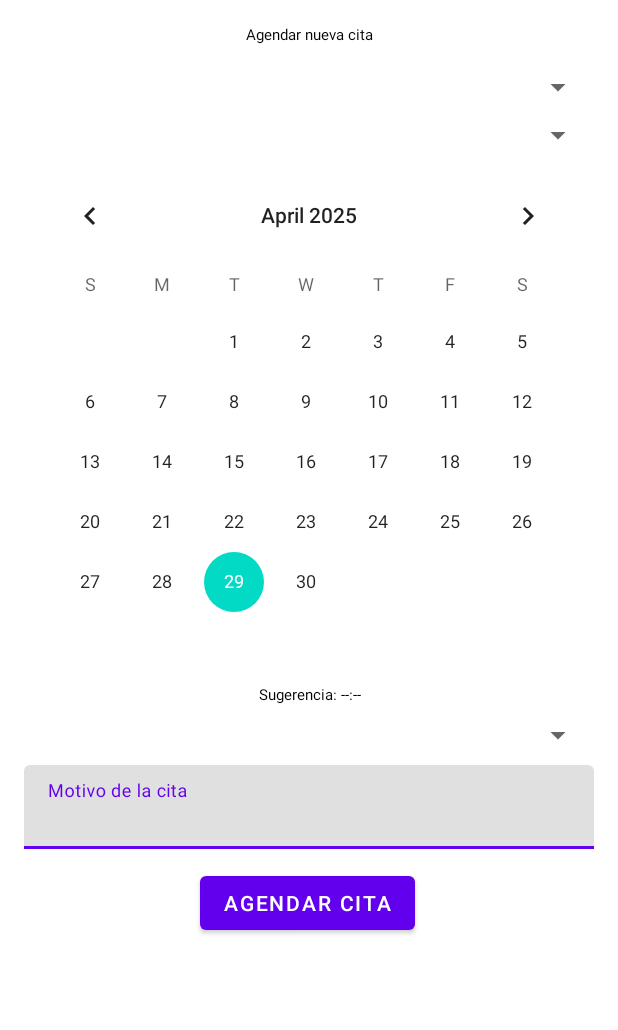
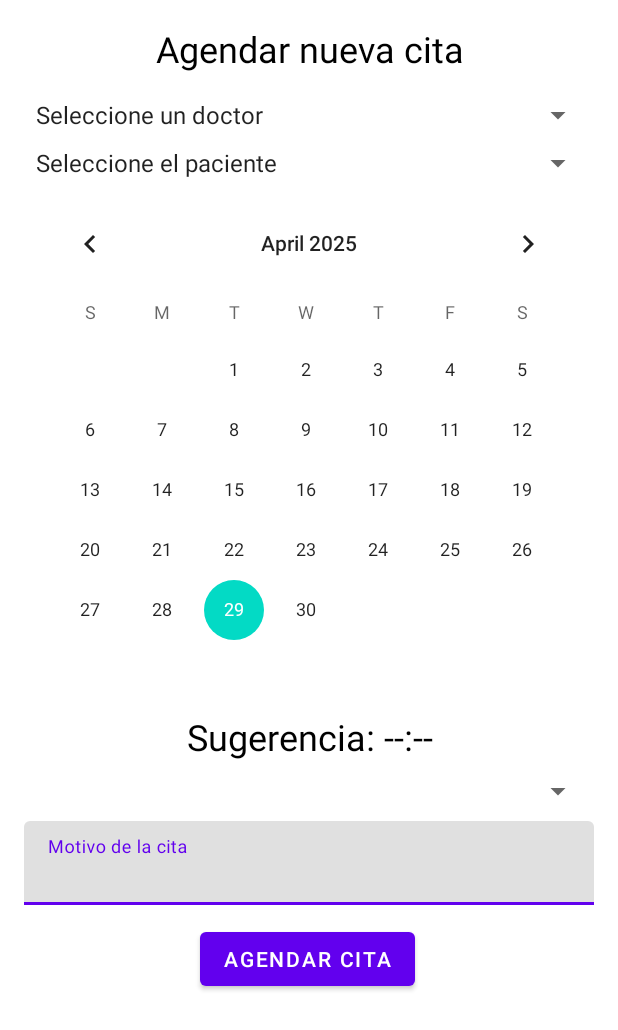
Before and after one commit to IsaiSerAc/ProjectFinalMovilApplication, an Android app: the AgendaCitaRecep screen opened directly, with no data from a screen before it, on a phone screen of 412 x 824 dp. Shown: the top 1030 px of the screen. Run offline under Robolectric (Android 15) with nearby library versions, the phone set to English and light mode, and no system bars; our stand-ins replace Firebase (no records; nobody signed in at launch, a user with empty details on screens opened directly).

Commit message:
App lista

```diff
--- a/app/src/main/java/com/example/myapplication/AgendaCitaRecep.kt
+++ b/app/src/main/java/com/example/myapplication/AgendaCitaRecep.kt
@@ -71,15 +71,26 @@ class AgendaCitaRecep : AppCompatActivity() {
                     val name = doc.getString("nombre") ?: continue
                     doctors.add(Pair(id, name))
                 }
-                val adapter = ArrayAdapter(this, android.R.layout.simple_spinner_item, doctors.map { it.second })
+
+                val doctorNames = mutableListOf("Seleccione un doctor") // ← aquí agregas el "hint"
+                doctorNames.addAll(doctors.map { it.second })
+
+                val adapter = ArrayAdapter(this, android.R.layout.simple_spinner_item, doctorNames)
+                adapter.setDropDownViewResource(android.R.layout.simple_spinner_dropdown_item)
                 spinnerDoctor.adapter = adapter
                 spinnerDoctor.setSelection(0)
+
                 spinnerDoctor.setOnItemSelectedListener { position ->
-                    selectedDoctorId = doctors[position].first
-                    suggestHour()
+                    if (position == 0) {
+                        selectedDoctorId = ""  // ← no hay doctor seleccionado todavía
+                    } else {
+                        selectedDoctorId = doctors[position - 1].first
+                        suggestHour()
+                    }
                 }
             }
     }
+
 
     private fun loadPatients() {
         firestore.collection("Usuarios")
@@ -92,30 +103,40 @@ class AgendaCitaRecep : AppCompatActivity() {
                     val name = doc.getString("nombre") ?: "Paciente sin nombre"
                     patients.add(Pair(id, name))
                 }
+
                 if (patients.isEmpty()) {
                     Toast.makeText(this, "No hay pacientes registrados", Toast.LENGTH_SHORT).show()
                 }
+
+                val patientNames = mutableListOf("Seleccione el paciente") // ← hint agregado
+                patientNames.addAll(patients.map { it.second })
+
                 val adapter = ArrayAdapter(
                     this,
                     android.R.layout.simple_spinner_item,
-                    patients.map { it.second }
+                    patientNames
                 )
                 adapter.setDropDownViewResource(android.R.layout.simple_spinner_dropdown_item)
                 spinnerPatient.adapter = adapter
 
                 if (patients.isNotEmpty()) {
-                    spinnerPatient.setSelection(0)
-                    selectedPatientId = patients[0].first
+                    spinnerPatient.setSelection(0) // ← ahora selecciona el hint
+                    selectedPatientId = "" // ← porque no ha seleccionado un paciente todavía
                 }
 
                 spinnerPatient.setOnItemSelectedListener { position ->
-                    selectedPatientId = patients[position].first
+                    if (position == 0) {
+                        selectedPatientId = "" // ← hint seleccionado, no paciente real
+                    } else {
+                        selectedPatientId = patients[position - 1].first
+                    }
                 }
             }
             .addOnFailureListener {
                 Toast.makeText(this, "Error al cargar pacientes", Toast.LENGTH_SHORT).show()
             }
     }
+
 
     private fun suggestHour() {
         if (selectedDoctorId == null) return
--- a/app/src/main/java/com/example/myapplication/CheckDate.kt
+++ b/app/src/main/java/com/example/myapplication/CheckDate.kt
@@ -21,9 +21,6 @@ class CheckDate : AppCompatActivity() {
         super.onCreate(savedInstanceState)
         supportActionBar?.hide()
         setContentView(R.layout.activity_check_date)
-
-        // Toolbar con botón atrás
-        supportActionBar?.setDisplayHomeAsUpEnabled(true)
 
         rvCitas = findViewById(R.id.rvCitas)
         rvCitas.layoutManager = LinearLayoutManager(this)
--- a/app/src/main/java/com/example/myapplication/RecetaAdapter.kt
+++ b/app/src/main/java/com/example/myapplication/RecetaAdapter.kt
@@ -27,7 +27,7 @@ class RecetasAdapter(private val items: List<Receta>) :
     override fun onBindViewHolder(holder: RecetaViewHolder, position: Int) {
         val r = items[position]
         holder.tvFecha.text           = r.fecha
-        holder.tvDoctor.text          = "Dr. ${r.idDoctor}"
+        holder.tvDoctor.text          = "Dr. ${r.nombreDoctor}"
         holder.tvDiagnostico.text     = "Diagnóstico: ${r.diagnostico}"
         holder.tvMedicamentos.text    = "Medicamentos: ${r.medicamentos.joinToString(", ")}"
         holder.tvRecomendaciones.text = "Recomendaciones: ${r.recomendaciones}"
--- a/app/src/main/java/com/example/myapplication/RegistroActivity.kt
+++ b/app/src/main/java/com/example/myapplication/RegistroActivity.kt
@@ -20,7 +20,7 @@ class RegistroActivity : AppCompatActivity() {
     private lateinit var tvVolverLogin: TextView
 
     // Roles disponibles para el usuario
-    private val roles = arrayOf("paciente", "doctor", "recepcionista")
+    private val roles = arrayOf("Selecciona tu rol", "paciente", "doctor", "recepcionista")
 
     override fun onCreate(savedInstanceState: Bundle?) {
         super.onCreate(savedInstanceState)
@@ -49,8 +49,8 @@ class RegistroActivity : AppCompatActivity() {
             val password = etPassword.text.toString().trim()
             val rol = spinnerRol.selectedItem.toString()
 
-            if (nombre.isEmpty() || email.isEmpty() || password.isEmpty()) {
-                Toast.makeText(this, "Completa todos los campos", Toast.LENGTH_SHORT).show()
+            if (nombre.isEmpty() || email.isEmpty() || password.isEmpty() || rol == "Selecciona tu rol") {
+                Toast.makeText(this, "Completa todos los campos y selecciona un rol válido", Toast.LENGTH_SHORT).show()
                 return@setOnClickListener
             }
 
--- a/app/src/main/java/com/example/myapplication/SeeRecipePacient.kt
+++ b/app/src/main/java/com/example/myapplication/SeeRecipePacient.kt
@@ -21,8 +21,6 @@ class SeeRecipePacient : AppCompatActivity() {
 
         setContentView(R.layout.activity_see_recipe_pacient)
 
-        // Toolbar con back
-        supportActionBar?.setDisplayHomeAsUpEnabled(true)
 
         rvRecetas = findViewById(R.id.rvRecetas)
         rvRecetas.layoutManager = LinearLayoutManager(this)
@@ -38,7 +36,6 @@ class SeeRecipePacient : AppCompatActivity() {
             return
         }
 
-        // Cargar recetas del paciente
         firestore.collection("Recetas")
             .whereEqualTo("idPaciente", uid)
             .get()
@@ -53,6 +50,7 @@ class SeeRecipePacient : AppCompatActivity() {
             .addOnFailureListener { e ->
                 Toast.makeText(this, "Error al cargar recetas: ${e.message}", Toast.LENGTH_SHORT).show()
             }
+
     }
 
     override fun onSupportNavigateUp(): Boolean {
--- a/app/src/main/res/layout/activity_agenda_cita_recep.xml
+++ b/app/src/main/res/layout/activity_agenda_cita_recep.xml
@@ -17,9 +17,10 @@
             android:text="Agendar nueva cita"
             android:textAlignment="center"
             android:textAppearance="?attr/textAppearanceHeadlineSmall"
-            app:layout_constraintTop_toTopOf="parent"
+            android:textSize="24sp"
+            app:layout_constraintEnd_toEndOf="parent"
             app:layout_constraintStart_toStartOf="parent"
-            app:layout_constraintEnd_toEndOf="parent" />
+            app:layout_constraintTop_toTopOf="parent" />
 
         <!-- Spinner Doctores -->
         <Spinner
@@ -56,13 +57,14 @@
             android:id="@+id/tvRecommendation"
             android:layout_width="0dp"
             android:layout_height="wrap_content"
+            android:layout_marginTop="8dp"
             android:text="Sugerencia: --:--"
             android:textAlignment="center"
             android:textAppearance="?attr/textAppearanceBodyMedium"
-            android:layout_marginTop="8dp"
-            app:layout_constraintTop_toBottomOf="@id/calendarView"
+            android:textSize="24sp"
+            app:layout_constraintEnd_toEndOf="parent"
             app:layout_constraintStart_toStartOf="parent"
-            app:layout_constraintEnd_toEndOf="parent" />
+            app:layout_constraintTop_toBottomOf="@id/calendarView" />
 
         <!-- Spinner de Horarios -->
         <Spinner
```
Also changed, not shown: app/src/main/java/com/example/myapplication/BookDatePacient.kt (+28 -7 lines), app/src/main/java/com/example/myapplication/RecepcionistaMain.kt (+11 -3 lines), app/src/main/res/layout/activity_add_appointment.xml (+18 -9 lines), app/src/main/res/layout/activity_atender_cita.xml (+19 -16 lines), app/src/main/res/layout/activity_check_date.xml (+1 -13 lines), app/src/main/res/layout/activity_doctor_appointments.xml (+8 -12 lines), app/src/main/res/layout/activity_doctor_recipes.xml (+7 -10 lines), app/src/main/res/layout/activity_see_recipe_pacient.xml (+8 -12 lines).
